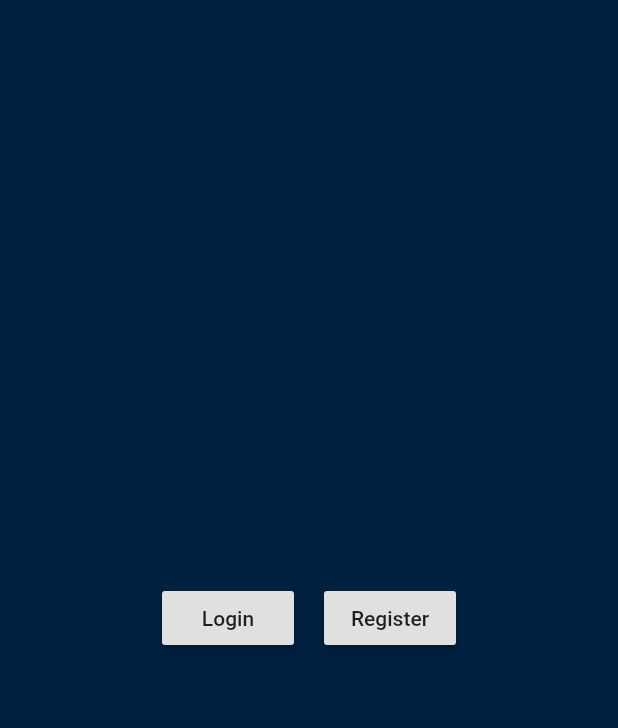
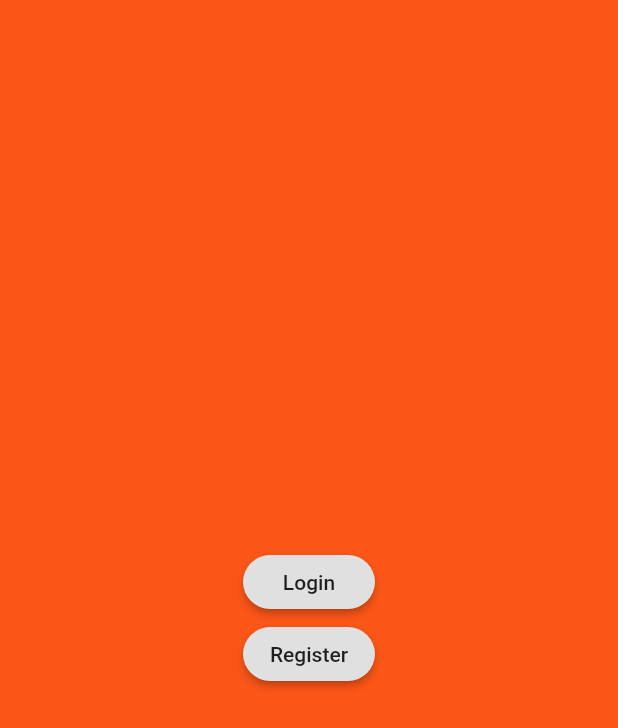
Before and after one commit to Amtrex/Bustop, a Flutter app: the screen it shows after launch, swiped to page 2, on a phone screen of 412 x 824 dp. Shown: the top 728 px of the screen. Run offline on Flutter 3.47's test engine with Material 2 defaults, Android fonts, the phone set to English and light mode, and no system bars.

Commit message:
scroll and home page 1.0

```diff
--- a/lib/main.dart
+++ b/lib/main.dart
@@ -1,3 +1,4 @@
+import 'package:bustop/src/pages/home_page.dart';
 import 'package:bustop/src/pages/scroll_page.dart';
 import 'package:flutter/material.dart';
 
@@ -9,9 +10,10 @@ class MyApp extends StatelessWidget {
     return MaterialApp(
       debugShowCheckedModeBanner: false,
       title: 'Bustop',
-      initialRoute: 'scroll',
+      initialRoute: '/',
       routes: {
-        'scroll'  : (BuildContext context)=>ScrollPage(),
+        // '/'         : (BuildContext context)=>HomePage(),
+        '/'   : (BuildContext context)=>ScrollPage(),
       },
     );
   }
--- a/lib/src/pages/scroll_page.dart
+++ b/lib/src/pages/scroll_page.dart
@@ -26,7 +26,7 @@ class ScrollPage extends StatelessWidget {
     return Container(
       width : double.infinity,
       height: double.infinity,
-      color: Color.fromRGBO(0, 32, 63, 1),
+      color: Color.fromRGBO(251, 85, 23, 1),
     );
   }
   Widget _imagenFondo() {
@@ -34,7 +34,7 @@ class ScrollPage extends StatelessWidget {
       width : double.infinity,
       height: double.infinity,
       child: Image(
-        image: AssetImage('assets/fondo.png'),
+        image: AssetImage('assets/fondo2.png'),
         fit: BoxFit.cover,
         ),
     );
@@ -63,17 +63,20 @@ class ScrollPage extends StatelessWidget {
     return Container(
       width : double.infinity,
       height: double.infinity,
-      color: Color.fromRGBO(0, 32, 63, 1),
+      color: Color.fromRGBO(251, 85, 23, 1),
       child: Center(
-        child: Row(
+        child: Column(
           mainAxisAlignment: MainAxisAlignment.center,
           children: [
             RaisedButton(
+              shape: StadiumBorder(),
               child: Text('Login'),
-              onPressed: (){},
+              onPressed: (){
+              },
             ),
             SizedBox(width: 20.0,),
             RaisedButton(
+              shape: StadiumBorder(),
               child: Text('Register'),
               onPressed: (){},
             ),
```
Also changed, not shown: lib/src/pages/home_page.dart (added, +14 -0 lines), assets/fondo2.png (added).
